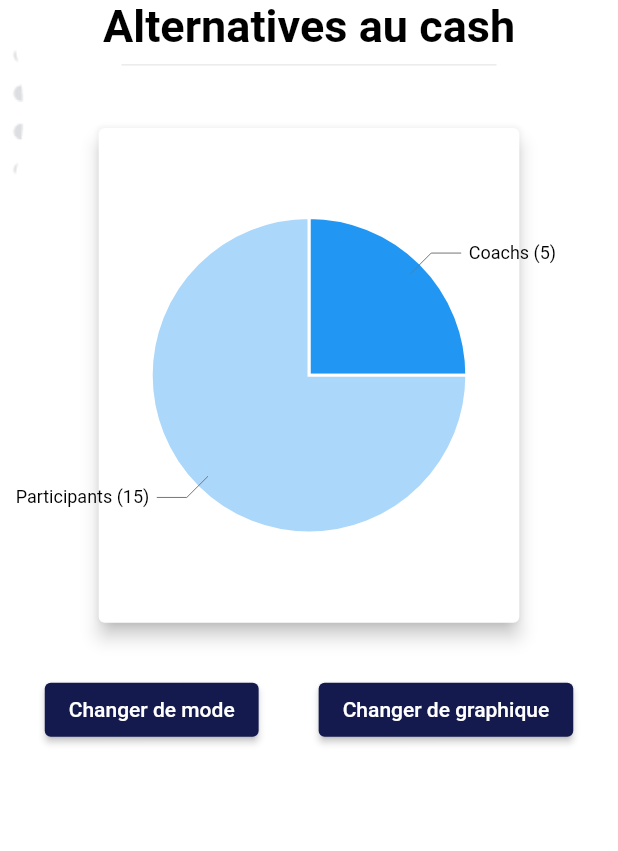
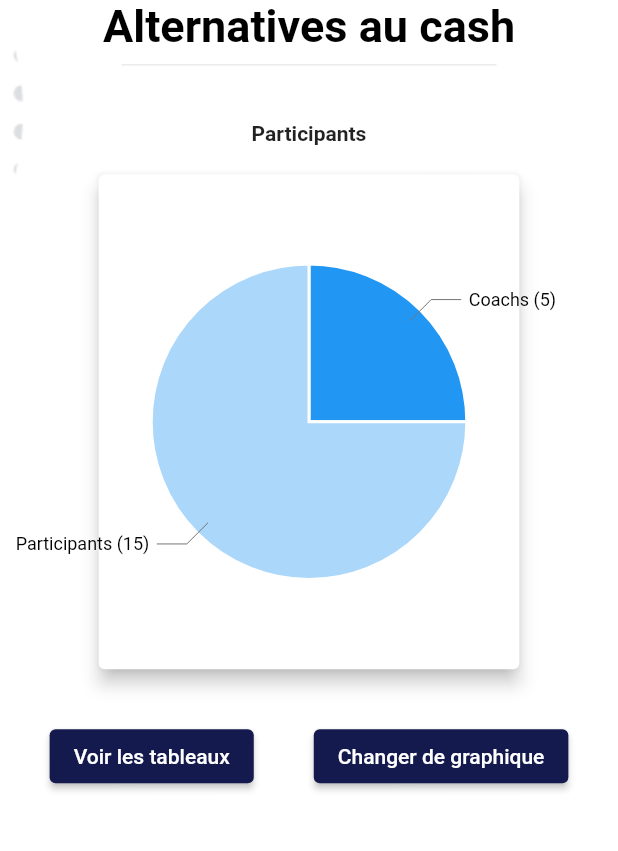
Before and after one commit to Darylabrador/hackathon_desktop, a Flutter app: the DashboardScreen screen opened by its route, on a phone screen of 412 x 824 dp, the part 235-1086 px from its top. Run offline on Flutter 3.47's test engine with Material 2 defaults, Android fonts, the phone set to English and light mode, and no system bars; our stand-ins replace charts_flutter, jwt_decoder, material_design_icons_flutter, shared_preferences; missing offline and left inert: window_size; accounts and stored records are empty.

Commit message:
Adding title on stats

```diff
--- a/lib/widgets/charts/displayed_chart.dart
+++ b/lib/widgets/charts/displayed_chart.dart
@@ -132,7 +132,9 @@ class _DisplayedChartState extends State<DisplayedChart> {
                   _isShowingTable = !_isShowingTable;
                 });
               },
-              child: const Text("Changer de mode"),
+              child: Text(
+                _isShowingTable ? "Voir les graphiques" : "Voir les tableaux",
+              ),
             ),
             const SizedBox(width: 40),
             if (!_isShowingTable)
--- a/lib/widgets/charts/statistique_displayed.dart
+++ b/lib/widgets/charts/statistique_displayed.dart
@@ -5,7 +5,8 @@ import './outside_label_pie_chart.dart';
 
 class StatiqueDisplayed extends StatefulWidget {
   final bool isPhaseState;
-  const StatiqueDisplayed({required this.isPhaseState, Key? key}) : super(key: key);
+  const StatiqueDisplayed({required this.isPhaseState, Key? key})
+      : super(key: key);
 
   @override
   _StatiqueDisplayedState createState() => _StatiqueDisplayedState();
@@ -18,7 +19,22 @@ class _StatiqueDisplayedState extends State<StatiqueDisplayed> {
 
     return Column(
       children: [
-        if(!widget.isPhaseState) SizedBox(
+        Center(
+          child: Column(
+            children: [
+              Text(
+                widget.isPhaseState ? "Equipes par phase" : "Participants",
+                style: const TextStyle(
+                  fontSize: 14,
+                  fontWeight: FontWeight.bold,
+                ),
+              ),
+            ],
+          ),
+        ),
+        const SizedBox(height: 15,),
+        if (!widget.isPhaseState)
+          SizedBox(
             height: mediaQuery.size.height * 0.41,
             width: mediaQuery.size.width * 0.7,
             child: Card(
@@ -35,7 +51,8 @@ class _StatiqueDisplayedState extends State<StatiqueDisplayed> {
               ),
             ),
           ),
-        if(widget.isPhaseState) SizedBox(
+        if (widget.isPhaseState)
+          SizedBox(
             height: mediaQuery.size.height * 0.41,
             width: mediaQuery.size.width * 0.7,
             child: Card(
```
Also changed, not shown: lib/widgets/charts/participant_data_table.dart (+11 -0 lines), lib/widgets/charts/team_by_phase_data_table.dart (+8 -0 lines). Lines whose indentation alone changed are shown as unchanged.
